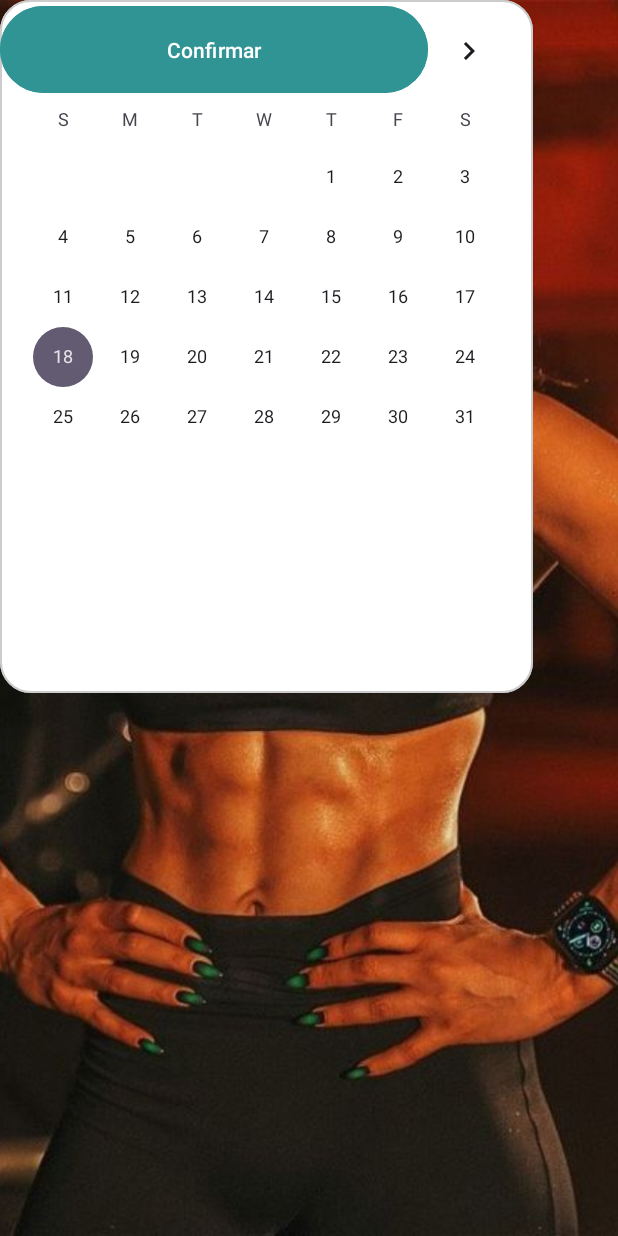
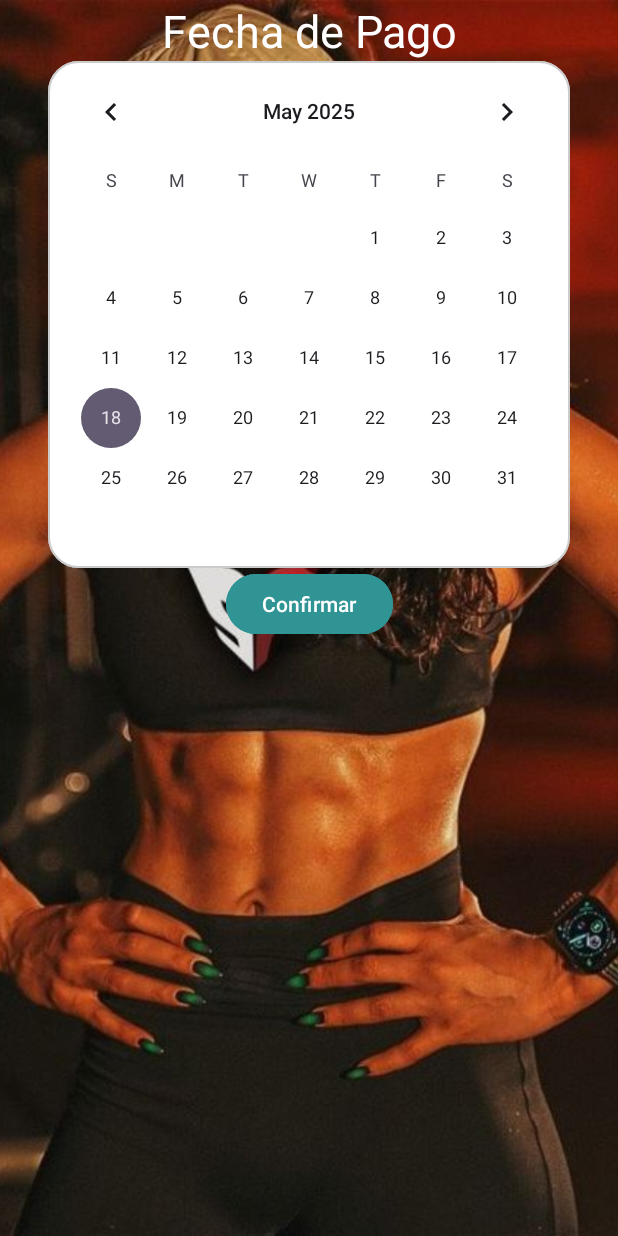
Before and after one commit to SchallmoserJuan/ClubDeportivoApp, an Android app: the FechaPagoActivity screen opened directly, with no data from a screen before it, on a phone screen of 412 x 824 dp. Run offline under Robolectric (Android 15) with nearby library versions, the phone set to English and light mode, and no system bars.

Commit message:
erroresCorregidosTools

```diff
--- a/app/build.gradle.kts
+++ b/app/build.gradle.kts
@@ -9,7 +9,7 @@ android {
 
     defaultConfig {
         applicationId = "com.example.clubdeportivoapp"
-        minSdk = 24
+        minSdk = 28
         targetSdk = 35
         versionCode = 1
         versionName = "1.0"
--- a/app/src/main/res/layout/activity_fecha_pago.xml
+++ b/app/src/main/res/layout/activity_fecha_pago.xml
@@ -1,5 +1,6 @@
 <?xml version="1.0" encoding="utf-8"?>
-<androidx.constraintlayout.widget.ConstraintLayout xmlns:android="http://schemas.android.com/apk/res/android"
+<androidx.constraintlayout.widget.ConstraintLayout
+    xmlns:android="http://schemas.android.com/apk/res/android"
     xmlns:app="http://schemas.android.com/apk/res-auto"
     xmlns:tools="http://schemas.android.com/tools"
     android:id="@+id/main"
@@ -7,46 +8,54 @@
     android:layout_height="match_parent"
     tools:context=".FechaPagoActivity">
 
-
-    <!-- fondo -->
+    <!-- Fondo -->
     <ImageView
         android:id="@+id/miImagen"
-        android:layout_width="match_parent"
-        android:layout_height="match_parent"
-        android:contentDescription="TODO"
+        android:layout_width="0dp"
+        android:layout_height="0dp"
+        android:contentDescription="@string/fondo_descripcion"
         android:scaleType="centerCrop"
-        android:src="@drawable/fondoRegistro" />
+        android:src="@drawable/fon_img"
+        app:layout_constraintTop_toTopOf="parent"
+        app:layout_constraintBottom_toBottomOf="parent"
+        app:layout_constraintStart_toStartOf="parent"
+        app:layout_constraintEnd_toEndOf="parent" />
 
-    <!-- fecha de pago -->
+    <!-- Título -->
     <TextView
-        android:layout_width="293dp"
-        android:layout_height="76dp"
-        android:layout_gravity="center_horizontal"
+        android:id="@+id/textView"
+        android:layout_width="wrap_content"
+        android:layout_height="wrap_content"
         android:text="Fecha de Pago"
         android:textColor="@color/white"
         android:textSize="30sp"
-        tools:ignore="HardcodedText,MissingConstraints"
-        tools:layout_editor_absoluteX="59dp"
-        tools:layout_editor_absoluteY="95dp" />
+        android:gravity="center"
+        app:layout_constraintTop_toTopOf="parent"
+        app:layout_constraintStart_toStartOf="parent"
+        app:layout_constraintEnd_toEndOf="parent"
+         />
 
-    <!-- calendario -->
+    <!-- Calendario -->
     <CalendarView
         android:id="@+id/calendarView"
-        android:layout_width="355dp"
-        android:layout_height="462dp"
+        android:layout_width="wrap_content"
+        android:layout_height="wrap_content"
         android:background="@drawable/busqueda_background"
-        tools:ignore="MissingConstraints"
-        tools:layout_editor_absoluteX="30dp"
-        tools:layout_editor_absoluteY="171dp" />
+        app:layout_constraintTop_toBottomOf="@id/textView"
+        app:layout_constraintStart_toStartOf="parent"
+        app:layout_constraintEnd_toEndOf="parent"
+        />
 
+    <!-- Botón Confirmar -->
     <Button
         android:id="@+id/button2"
-        android:layout_width="285dp"
-        android:layout_height="66dp"
+        android:layout_width="wrap_content"
+        android:layout_height="wrap_content"
         android:text="Confirmar"
         android:backgroundTint="#319494"
-        tools:layout_editor_absoluteX="66dp"
-        tools:layout_editor_absoluteY="540dp"
-        tools:ignore="HardcodedText,MissingConstraints" />
+        app:layout_constraintTop_toBottomOf="@id/calendarView"
+        app:layout_constraintStart_toStartOf="parent"
+        app:layout_constraintEnd_toEndOf="parent"
+        />
 
 </androidx.constraintlayout.widget.ConstraintLayout>
```
Also changed, not shown: app/src/main/res/layout/activity_comprobante_dos.xml (+9 -10 lines), app/src/main/res/layout/activity_emitir_carnet_dos.xml (+4 -3 lines), app/src/main/res/layout/activity_registro_pago.xml (+7 -5 lines), app/src/main/res/drawable/fon_img.jpeg (renamed from app/src/main/res/drawable/fondoRegistro.jpeg).
